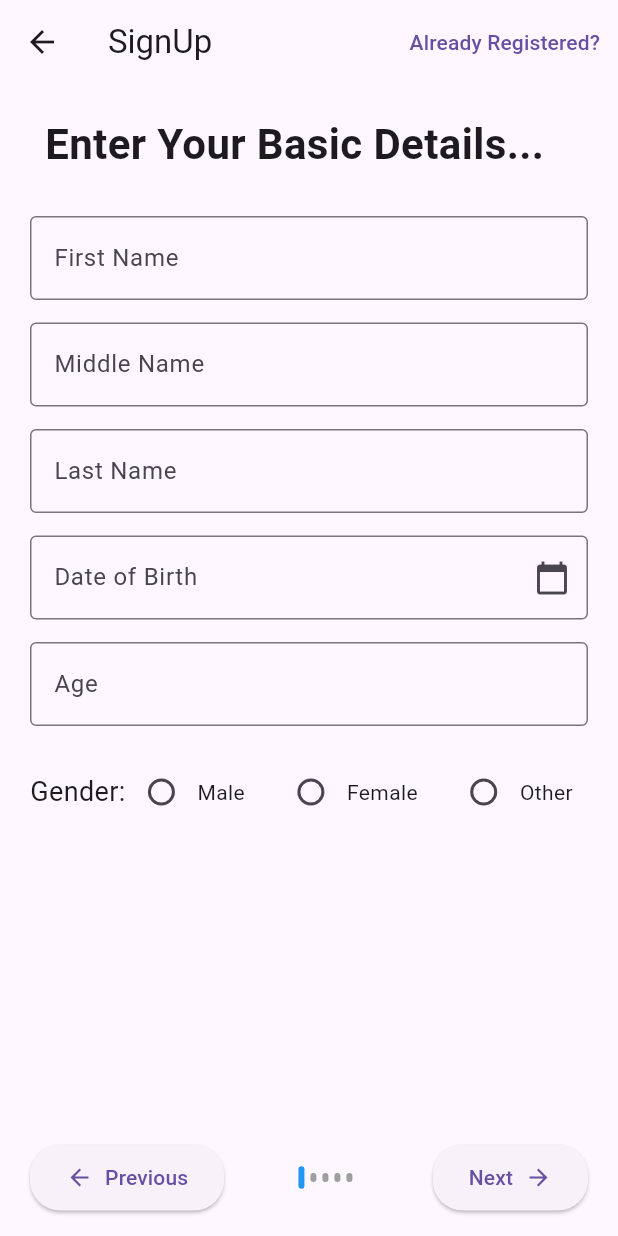
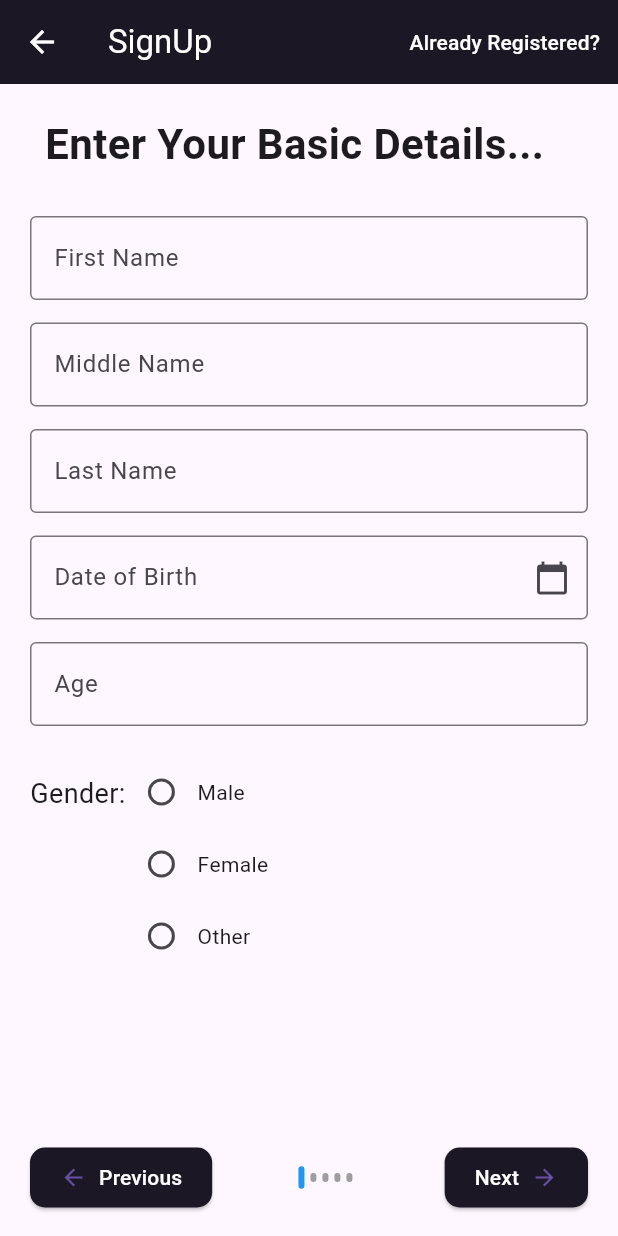
Before and after one commit to TushirVaru/SafetyNet, a Flutter app: the SignIn screen opened directly, on a phone screen of 412 x 824 dp. Run offline on Flutter 3.47's test engine with Material 3 defaults, Android fonts, the phone set to English and light mode, and no system bars; our stand-ins replace shared_preferences, smooth_page_indicator; accounts and stored records are empty.

Commit message:
Checked all the bugs

```diff
--- a/lib/screens/sign_in.dart
+++ b/lib/screens/sign_in.dart
@@ -63,13 +63,17 @@ class _SignInState extends State<SignIn> {
             onPressed: () => Navigator.pop(context),
             child: const Text('Cancel'),
           ),
-          TextButton(
+          ElevatedButton(
             onPressed: () {
               signInController.nextPage(duration: const Duration(microseconds: 300), curve: Curves.easeIn);
               Navigator.pop(context);
             },
-            style: TextButton.styleFrom(foregroundColor: Colors.red),
-            child: const Text('Confirm'),
+            style: ElevatedButton.styleFrom(
+              backgroundColor: const Color(0xff1b1725),
+              shape: RoundedRectangleBorder(borderRadius: BorderRadius.circular(10)),
+              padding: const EdgeInsets.symmetric(horizontal: 20, vertical: 10),
+            ),
+            child: const Text('Confirm', style: TextStyle(color: Colors.white),),
           ),
         ],
       ),
@@ -117,7 +121,9 @@ class _SignInState extends State<SignIn> {
   Widget build(BuildContext context) {
     return Scaffold(
       appBar: AppBar(
-        title: const Text("SignUp"),
+        backgroundColor: Color(0xff1b1725),
+        iconTheme: const IconThemeData(color: Colors.white),
+        title: const Text("SignUp", style: TextStyle(color: Colors.white)),
         actions: [
           TextButton(
               onPressed: (){
@@ -125,7 +131,7 @@ class _SignInState extends State<SignIn> {
                   context,
                   MaterialPageRoute(builder: (context) => const Login()), (route) => false,
                 );
-              }, child: const Text("Already Registered?"))
+              }, child: const Text("Already Registered?", style: TextStyle(color: Colors.white)))
         ],
       ),
       body: Column(
@@ -159,13 +165,18 @@ class _SignInState extends State<SignIn> {
                       const Text('You are now Registered.', style: TextStyle(fontSize: 16)),
                       const SizedBox(height: 10),
                       ElevatedButton(
+                        style: ElevatedButton.styleFrom(
+                          backgroundColor: const Color(0xff1b1725),
+                          shape: RoundedRectangleBorder(borderRadius: BorderRadius.circular(10)),
+                          padding: const EdgeInsets.symmetric(horizontal: 20, vertical: 10),
+                        ),
                         onPressed: () {
                           Navigator.pushReplacement(
                             context,
                             MaterialPageRoute(builder: (context) => const Login()),
                           );
                         },
-                        child: const Text("Go to Login Page"),
+                        child: const Text("Go to Login Page", style: TextStyle(color: Colors.white),),
                       ),
                     ],
                   ),
@@ -192,17 +203,16 @@ class _SignInState extends State<SignIn> {
                       }
                     },
                     style: ElevatedButton.styleFrom(
-                      padding: const EdgeInsets.symmetric(horizontal: 24, vertical: 12),
-                      shape: RoundedRectangleBorder(
-                        borderRadius: BorderRadius.circular(20),
-                      ),
+                      backgroundColor: const Color(0xff1b1725),
+                      shape: RoundedRectangleBorder(borderRadius: BorderRadius.circular(10)),
+                      padding: const EdgeInsets.symmetric(horizontal: 20, vertical: 10),
                     ),
                     child: const Row(
                       mainAxisSize: MainAxisSize.min,
                       children: [
                         Icon(Icons.arrow_back, size: 18),
                         SizedBox(width: 8),
-                        Text('Previous'),
+                        Text('Previous', style: TextStyle(color: Colors.white),),
                       ],
                     ),
                   ),
@@ -213,13 +223,18 @@ class _SignInState extends State<SignIn> {
                       5, // Updated from 4 → 5 because there are 5 pages before confirmation
                           (index) => Padding(
                         padding: const EdgeInsets.only(right: 4),
-                        child: DotIndicator(index == currentPage),
+                        child: dotIndicator(index == currentPage),
                       ),
                     ),
                   ),
 
                   // Next button
                   ElevatedButton(
+                    style: ElevatedButton.styleFrom(
+                      backgroundColor: const Color(0xff1b1725),
+                      shape: RoundedRectangleBorder(borderRadius: BorderRadius.circular(10)),
+                      padding: const EdgeInsets.symmetric(horizontal: 20, vertical: 10),
+                    ),
                     onPressed: () {
                       if (_isValid()) {
                         if (currentPage < 4) {
@@ -241,16 +256,10 @@ class _SignInState extends State<SignIn> {
                         );
                       }
                     },
-                    style: ElevatedButton.styleFrom(
-                      padding: const EdgeInsets.symmetric(horizontal: 24, vertical: 12),
-                      shape: RoundedRectangleBorder(
-                        borderRadius: BorderRadius.circular(20),
-                      ),
-                    ),
                     child: Row(
                       mainAxisSize: MainAxisSize.min,
                       children: [
-                        Text(currentPage == 4 ? 'Confirm' : 'Next'),
+                        Text(currentPage == 4 ? 'Confirm' : 'Next', style: TextStyle(color: Colors.white),),
                         const SizedBox(width: 8),
                         const Icon(Icons.arrow_forward, size: 18),
                       ],
@@ -362,9 +371,19 @@ class _SignInState extends State<SignIn> {
                   //gender
                   Row(
                     mainAxisAlignment: MainAxisAlignment.start,
+                    crossAxisAlignment: CrossAxisAlignment.start,
+                    children: [
+                      const Padding(
+                        padding: EdgeInsets.only(top: 12.0),
+                        child: Text('Gender:', style: TextStyle(fontSize: 18)),
+                      ),
+                      Column(
+                        crossAxisAlignment: CrossAxisAlignment.start,
+                        mainAxisAlignment: MainAxisAlignment.start,
                         children: [
 
-                      const Text('Gender:', style: TextStyle(fontSize: 18)),
+                          Row(
+                            children: [
                               Radio<String>(
                                 value: "Male",
                                 groupValue: selectedGender,
@@ -375,7 +394,11 @@ class _SignInState extends State<SignIn> {
                                 },
                               ),
                               const Text('Male'),
+                            ],
+                          ),
                           const SizedBox(width: 20),
+                          Row(
+                            children: [
                               Radio<String>(
                                 value: "Female",
                                 groupValue: selectedGender,
@@ -386,7 +409,11 @@ class _SignInState extends State<SignIn> {
                                 },
                               ),
                               const Text('Female'),
+                            ],
+                          ),
                           const SizedBox(width: 20),
+                          Row(
+                            children: [
                               Radio<String>(
                                 value: "Other",
                                 groupValue: selectedGender,
@@ -397,6 +424,10 @@ class _SignInState extends State<SignIn> {
                                 },
                               ),
                               const Text('Other'),
+                            ],
+                          ),
+                        ],
+                      ),
                     ],
                   ),
                   const SizedBox(height: 20),
@@ -533,7 +564,7 @@ class _SignInState extends State<SignIn> {
         context: context,
         builder: (context) {
           return StatefulBuilder(
-            builder: (context, setState) {
+            builder: (context, setDialogState) {
               return AlertDialog(
                 title: const Text('Add Emergency Contact'),
                 content: Column(
@@ -557,12 +588,10 @@ class _SignInState extends State<SignIn> {
                         errorText: phoneError,
                       ),
                       onChanged: (value) {
-                        setState(() {
-                          if (RegExp(r'^[0-9]{10}$').hasMatch(value)) {
-                            phoneError = null; // Valid input
-                          } else {
-                            phoneError = "Enter a valid 10-digit number"; // Error message
-                          }
+                        setDialogState(() {
+                          phoneError = RegExp(r'^[0-9]{10}$').hasMatch(value)
+                              ? null
+                              : "Enter a valid 10-digit number";
                         });
                       },
                     ),
@@ -575,7 +604,9 @@ class _SignInState extends State<SignIn> {
                   ),
                   ElevatedButton(
                     onPressed: () {
-                      if (nameController.text.isNotEmpty && phoneController.text.isNotEmpty && phoneError == null) {
+                      if (nameController.text.isNotEmpty &&
+                          phoneController.text.isNotEmpty &&
+                          phoneError == null) {
                         setState(() {
                           contacts.add({
                             'name': nameController.text,
@@ -642,7 +673,7 @@ class _SignInState extends State<SignIn> {
                 children: [
                   const SizedBox(height: 8),
 
-                  // Aadhaar
+                  // Aadhaar Card Input
                   TextField(
                     controller: aadhaarController,
                     keyboardType: TextInputType.number,
@@ -653,15 +684,11 @@ class _SignInState extends State<SignIn> {
                       errorText: aadhaarError.isNotEmpty ? aadhaarError : null,
                     ),
                     onChanged: (value) {
-                      if (value.length == 12) {
                       setState(() {
-                          aadhaarError = Verhoeff.validateAadhaar(value) ? "" : "❌ Invalid Aadhaar Number";
+                        aadhaarError = value.length == 12 && !Verhoeff.validateAadhaar(value)
+                            ? "❌ Invalid Aadhaar Number"
+                            : "";
                       });
-                      } else {
-                        setState(() {
-                          aadhaarError = "";
-                        });
-                      }
                     },
                   ),
                   const SizedBox(height: 20),
@@ -677,7 +704,8 @@ class _SignInState extends State<SignIn> {
                     itemCount: contacts.length,
                     itemBuilder: (context, index) {
                       return Container(
-                        padding: const EdgeInsets.symmetric(horizontal: 16, vertical: 12),
+                        padding: const EdgeInsets.symmetric(
+                            horizontal: 16, vertical: 12),
                         child: Row(
                           children: [
                             Expanded(
@@ -694,7 +722,7 @@ class _SignInState extends State<SignIn> {
                                   ),
                                   const SizedBox(height: 4),
                                   Text(
-                                    " ${contacts[index]['phone'] ?? ''}", // Default to an empty string
+                                    " ${contacts[index]['phone'] ?? ''}",
                                     style: const TextStyle(
                                       color: Colors.black,
                                       fontSize: 14,
@@ -704,7 +732,8 @@ class _SignInState extends State<SignIn> {
                               ),
                             ),
                             PopupMenuButton(
-                              icon: const Icon(Icons.more_vert, color: Colors.black), // Fixed color issue
+                              icon: const Icon(Icons.more_vert,
+                                  color: Colors.black),
                               onSelected: (value) {
                                 if (value == 'delete') {
                                   showDeleteDialog(index);
@@ -727,7 +756,8 @@ class _SignInState extends State<SignIn> {
                   Center(
                     child: TextButton.icon(
                       onPressed: showAddContactDialog,
-                      icon: const Icon(Icons.add_circle_outline, color: Colors.green),
+                      icon: const Icon(Icons.add_circle_outline,
+                          color: Colors.green),
                       label: const Text('Add Another Emergency Contact'),
                     ),
                   ),
@@ -970,7 +1000,7 @@ class _SignInState extends State<SignIn> {
     );
   }
 
-  DotIndicator(bool isActive) {
+  dotIndicator(bool isActive) {
     return AnimatedContainer(
       duration: const Duration(microseconds: 300),
       height: isActive? 15 : 6,
--- a/pubspec.yaml
+++ b/pubspec.yaml
@@ -12,7 +12,7 @@ dependencies:
   shared_preferences: ^2.3.3
   smooth_page_indicator: ^1.2.0+3
   cupertino_icons: ^1.0.6
-#  sensors_plus: ^6.1.1
+#  sensors_plus: ^3.0.4
 #  geolocator: ^10.1.0
 #  flutter_compass: ^0.8.0
 #  flutter_background_service: ^2.2.0
```
Also changed, not shown: lib/main.dart (+6 -3 lines), lib/screens/home_page/emergency.dart (+7 -2 lines), 1 other file. Lines whose indentation alone changed are shown as unchanged.
